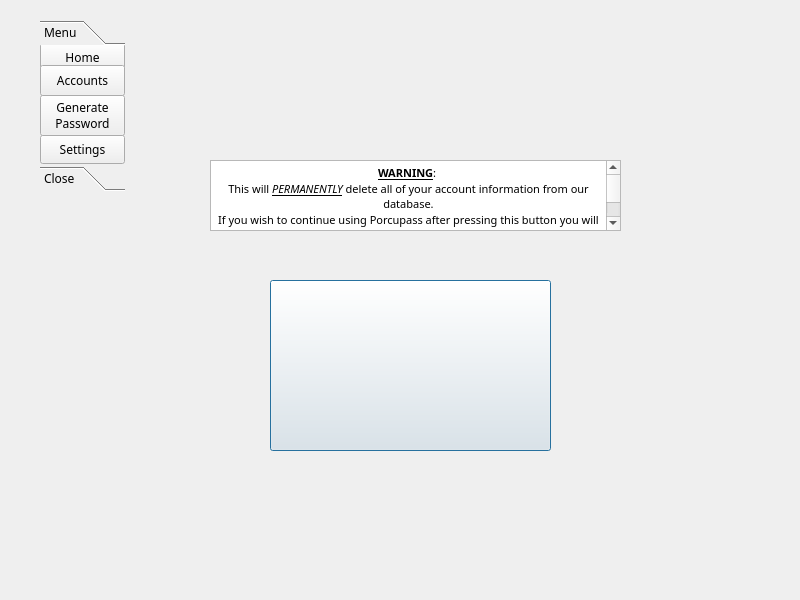
Before: the Qt Designer form res/UI Forms/NukeForm.ui in gsm999/TeamBlue_Porcupass, drawn with Qt 5.
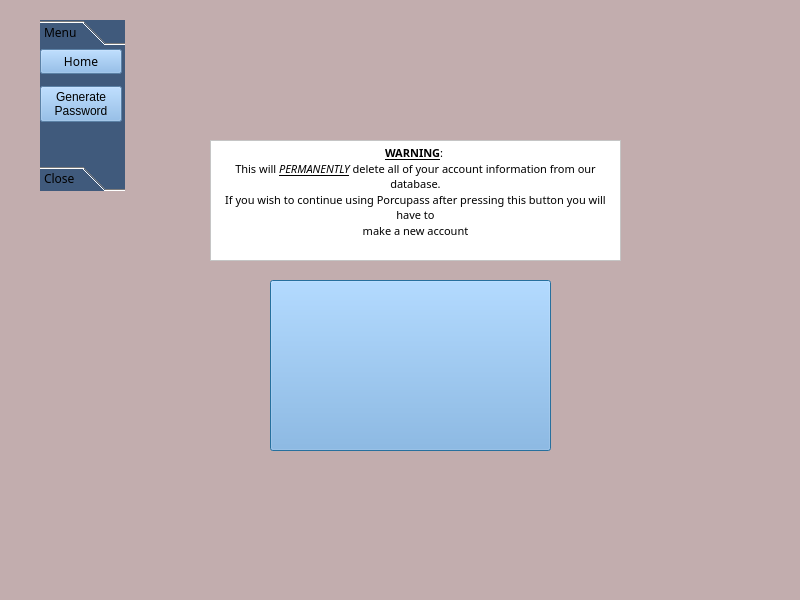
After: the same form once the commit is applied. Icons and pictures are not drawn.

Diff of the .ui file:
```diff
--- a/res/UI Forms/NukeForm.ui
+++ b/res/UI Forms/NukeForm.ui
@@ -18,6 +18,9 @@
   <property name="windowTitle">
    <string>Widget</string>
   </property>
+  <property name="styleSheet">
+   <string notr="true">background-color: rgb(194, 173, 174);</string>
+  </property>
   <widget class="QToolBox" name="Menu">
    <property name="geometry">
     <rect>
@@ -27,6 +30,10 @@
      <height>171</height>
     </rect>
    </property>
+   <property name="styleSheet">
+    <string notr="true">color: rgb(0, 0, 0);
+background-color: rgb(64, 90, 124);</string>
+   </property>
    <property name="lineWidth">
     <number>1</number>
    </property>
@@ -42,94 +49,54 @@
       <x>0</x>
       <y>0</y>
       <width>85</width>
-      <height>129</height>
+      <height>115</height>
      </rect>
     </property>
     <attribute name="label">
      <string>Menu</string>
     </attribute>
-    <widget class="QPushButton" name="Home_Button">
+    <widget class="QWidget" name="">
      <property name="geometry">
       <rect>
        <x>0</x>
        <y>-2</y>
-       <width>85</width>
-       <height>29</height>
+       <width>82</width>
+       <height>86</height>
       </rect>
      </property>
+     <layout class="QVBoxLayout" name="verticalLayout">
+      <item>
+       <widget class="QPushButton" name="Home_Button">
      <property name="font">
       <font>
        <family>Corbel</family>
       </font>
      </property>
      <property name="styleSheet">
-      <string notr="true">&lt;?xml version=&quot;1.0&quot; encoding=&quot;UTF-8&quot;?&gt;
-&lt;ui version=&quot;4.0&quot;&gt;
- &lt;widget name=&quot;__qt_fake_top_level&quot;&gt;
-  &lt;widget class=&quot;QPushButton&quot; name=&quot;pushButton_2&quot;&gt;
-   &lt;property name=&quot;geometry&quot;&gt;
-    &lt;rect&gt;
-     &lt;x&gt;0&lt;/x&gt;
-     &lt;y&gt;0&lt;/y&gt;
-     &lt;width&gt;85&lt;/width&gt;
-     &lt;height&gt;29&lt;/height&gt;
-    &lt;/rect&gt;
-   &lt;/property&gt;
-   &lt;property name=&quot;text&quot;&gt;
-    &lt;string&gt;PushButton&lt;/string&gt;
-   &lt;/property&gt;
-  &lt;/widget&gt;
- &lt;/widget&gt;
- &lt;resources/&gt;
-&lt;/ui&gt;
-</string>
+         <string notr="true">color: rgb(0, 0, 0);
+background-color: rgb(127, 180, 233);</string>
      </property>
      <property name="text">
       <string>Home</string>
      </property>
     </widget>
+      </item>
+      <item>
     <widget class="QPushButton" name="GenPass_Button">
-     <property name="geometry">
-      <rect>
-       <x>0</x>
-       <y>50</y>
-       <width>85</width>
-       <height>41</height>
-      </rect>
-     </property>
      <property name="focusPolicy">
       <enum>Qt::TabFocus</enum>
      </property>
+        <property name="styleSheet">
+         <string notr="true">color: rgb(0, 0, 0);
+background-color: rgb(127, 180, 233);</string>
+        </property>
      <property name="text">
       <string>Generate 
 Password</string>
      </property>
     </widget>
-    <widget class="QPushButton" name="Settings_Button">
-     <property name="geometry">
-      <rect>
-       <x>0</x>
-       <y>90</y>
-       <width>85</width>
-       <height>29</height>
-      </rect>
-     </property>
-     <property name="text">
-      <string>Settings</string>
-     </property>
-    </widget>
-    <widget class="QPushButton" name="Accounts_Button">
-     <property name="geometry">
-      <rect>
-       <x>0</x>
-       <y>20</y>
-       <width>85</width>
-       <height>31</height>
-      </rect>
-     </property>
-     <property name="text">
-      <string>Accounts</string>
-     </property>
+      </item>
+     </layout>
     </widget>
    </widget>
    <widget class="QWidget" name="page">
@@ -155,6 +122,10 @@
      <height>171</height>
     </rect>
    </property>
+   <property name="styleSheet">
+    <string notr="true">color: rgb(0, 0, 0);
+background-color: rgb(127, 180, 233);</string>
+   </property>
    <property name="text">
     <string/>
    </property>
@@ -182,9 +153,9 @@
    <property name="geometry">
     <rect>
      <x>210</x>
-     <y>160</y>
+     <y>140</y>
      <width>411</width>
-     <height>71</height>
+     <height>121</height>
     </rect>
    </property>
    <property name="font">
@@ -193,9 +164,13 @@
      <pointsize>12</pointsize>
     </font>
    </property>
+   <property name="styleSheet">
+    <string notr="true">color: rgb(0, 0, 0);
+background-color: rgb(255, 255, 255);</string>
+   </property>
    <property name="html">
     <string>&lt;!DOCTYPE HTML PUBLIC &quot;-//W3C//DTD HTML 4.0//EN&quot; &quot;http://www.w3.org/TR/REC-html40/strict.dtd&quot;&gt;
-&lt;html&gt;&lt;head&gt;&lt;meta name=&quot;qrichtext&quot; content=&quot;1&quot; /&gt;&lt;style type=&quot;text/css&quot;&gt;
+&lt;html&gt;&lt;head&gt;&lt;meta name=&quot;qrichtext&quot; content=&quot;1&quot; /&gt;&lt;meta charset=&quot;utf-8&quot; /&gt;&lt;style type=&quot;text/css&quot;&gt;
 p, li { white-space: pre-wrap; }
 &lt;/style&gt;&lt;/head&gt;&lt;body style=&quot; font-family:'Corbel'; font-size:12pt; font-weight:400; font-style:normal;&quot;&gt;
 &lt;p align=&quot;center&quot; style=&quot; margin-top:0px; margin-bottom:0px; margin-left:0px; margin-right:0px; -qt-block-indent:0; text-indent:0px;&quot;&gt;&lt;span style=&quot; font-family:'MS Shell Dlg 2'; font-size:8.25pt; font-weight:600; text-decoration: underline;&quot;&gt;WARNING&lt;/span&gt;&lt;span style=&quot; font-family:'MS Shell Dlg 2'; font-size:8.25pt;&quot;&gt;: &lt;/span&gt;&lt;/p&gt;
```
Left out of the diff: 2 changed lines with no effect on the pictures. Lines whose indentation alone changed are shown as unchanged.
